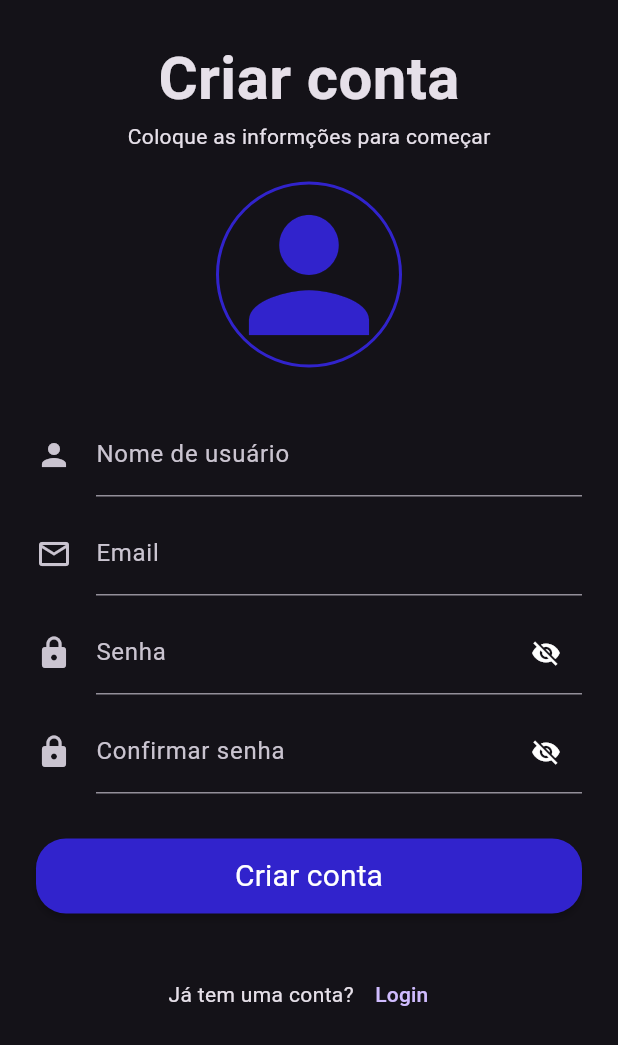
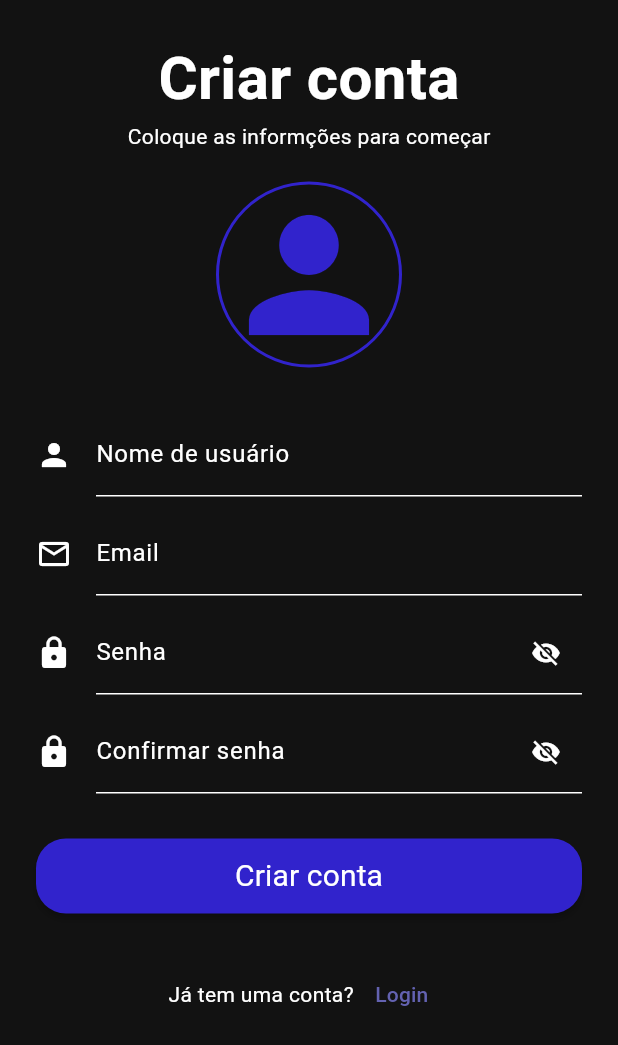
Before and after one commit to Lramosdlima/app-book-club, a Flutter app: the screen it shows after launch, after a tap on "Pular", after a tap on "Criar nova conta", on a phone screen of 412 x 824 dp. Shown: the top 1045 px of the screen. Run offline on Flutter 3.47's test engine with Material 3 defaults, Android fonts, the phone set to English and light mode, and no system bars; our stand-ins replace dio, flutter_rating_bar, flutter_slidable, mobx, readmore, shared_preferences; missing offline and left inert: ndialog; generated files the repository leaves out were written again; network calls fail.

Commit message:
style: :art: change colors tertiary

```diff
--- a/lib/common/style_manager.dart
+++ b/lib/common/style_manager.dart
@@ -1,16 +1,15 @@
 import 'package:flutter/material.dart';
-import 'package:flutter/scheduler.dart';
 
 class StyleManager {
   String fontFamily = 'Roboto';
   String secondaryFontFamily = 'Montserrat';
-  Color primary =  const Color.fromARGB(255, 49, 35, 204);
-  Color secondary =  const Color.fromARGB(255, 61, 55, 175);
-  Color primaryLight = const Color.fromARGB(255, 99, 98, 177);
+  Color primary = const Color.fromARGB(255, 49, 35, 204);
+  Color secondary = const Color.fromARGB(255, 63, 50, 207);
+  Color tertiary = const Color.fromARGB(255, 99, 98, 177);
   Color secondaryText = const Color(0xFF9E9E9E);
 
   // DARK THEME
-  Color primaryText =  const Color(0xFFFFFFFF);
+  Color primaryText = const Color(0xFFFFFFFF);
   Color backgroundColor = const Color(0xFF212121);
   Color backgroundSecondary = Colors.grey.shade900;
 
@@ -33,5 +32,9 @@ class MyAppThemes {
   static final darkTheme = ThemeData(
     primaryColor: StyleManager.instance.primary,
     brightness: Brightness.dark,
+    colorScheme: ColorScheme.dark(
+      primary: StyleManager.instance.primary,
+      secondary: StyleManager.instance.secondary,
+    ),
   );
 }
--- a/lib/view/auth/login.dart
+++ b/lib/view/auth/login.dart
@@ -159,11 +159,11 @@ class _LoginPageState extends State<LoginPage> {
           onPressed: () {
             Navigator.pushNamed(context, AppRoutes.SIGNUP);
           },
-          child: const Row(
+          child: Row(
             children: [
-              Text("Criar nova conta"),
-              SizedBox(width: 6),
-              Icon(Icons.person, size: 16)
+              Text("Criar nova conta", style: TextStyle(color: StyleManager.instance.tertiary)),
+              const SizedBox(width: 6),
+              Icon(Icons.person, size: 16, color: StyleManager.instance.tertiary)
             ],
           ),
         )
--- a/lib/view/auth/signup.dart
+++ b/lib/view/auth/signup.dart
@@ -182,7 +182,7 @@ class _SignUpPageState extends State<SignUpPage> {
       mainAxisAlignment: MainAxisAlignment.center,
       children: [
         const Text("Já tem uma conta?"),
-        TextButton(onPressed: _goToLogin, child: const Text("Login"))
+        TextButton(onPressed: _goToLogin, child: Text("Login", style: TextStyle(color: StyleManager.instance.tertiary)))
       ],
     );
   }
--- a/lib/view/onboarding/onboarding.dart
+++ b/lib/view/onboarding/onboarding.dart
@@ -103,7 +103,7 @@ class _OnboardingPageState extends State<OnboardingPage> {
                         decoration: BoxDecoration(
                             color: page == index
                                 ? StyleManager.instance.primary
-                                : StyleManager.instance.primaryLight,
+                                : StyleManager.instance.tertiary,
                             borderRadius: BorderRadius.circular(5)),
                       );
                     }).toList(),
```
